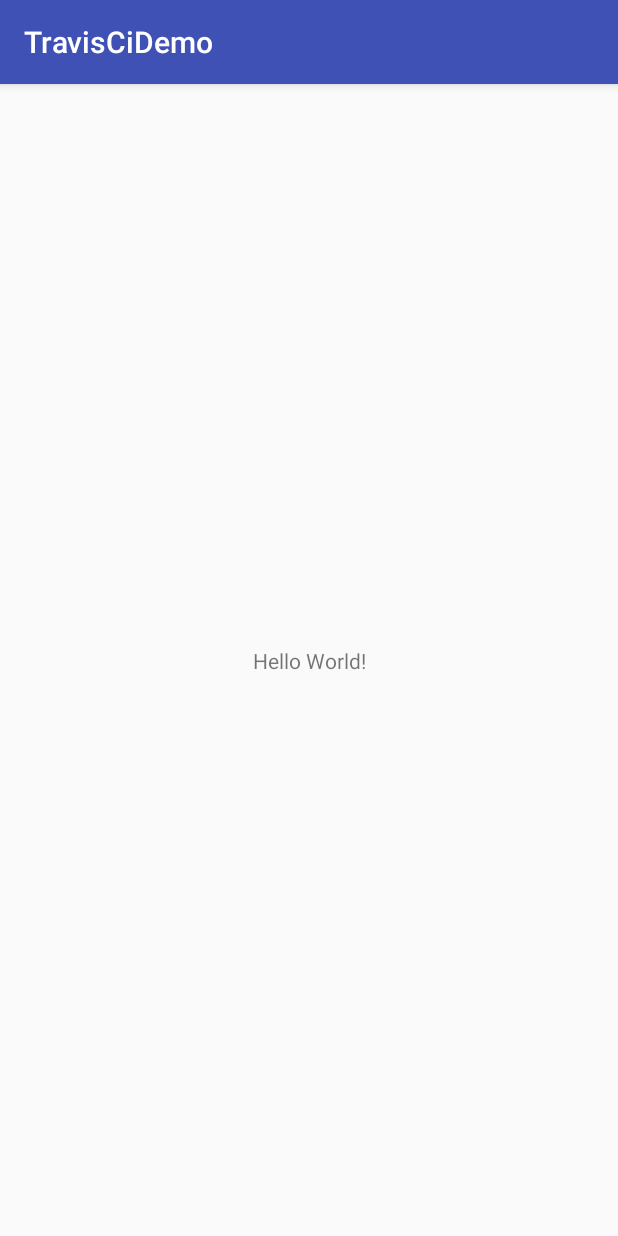
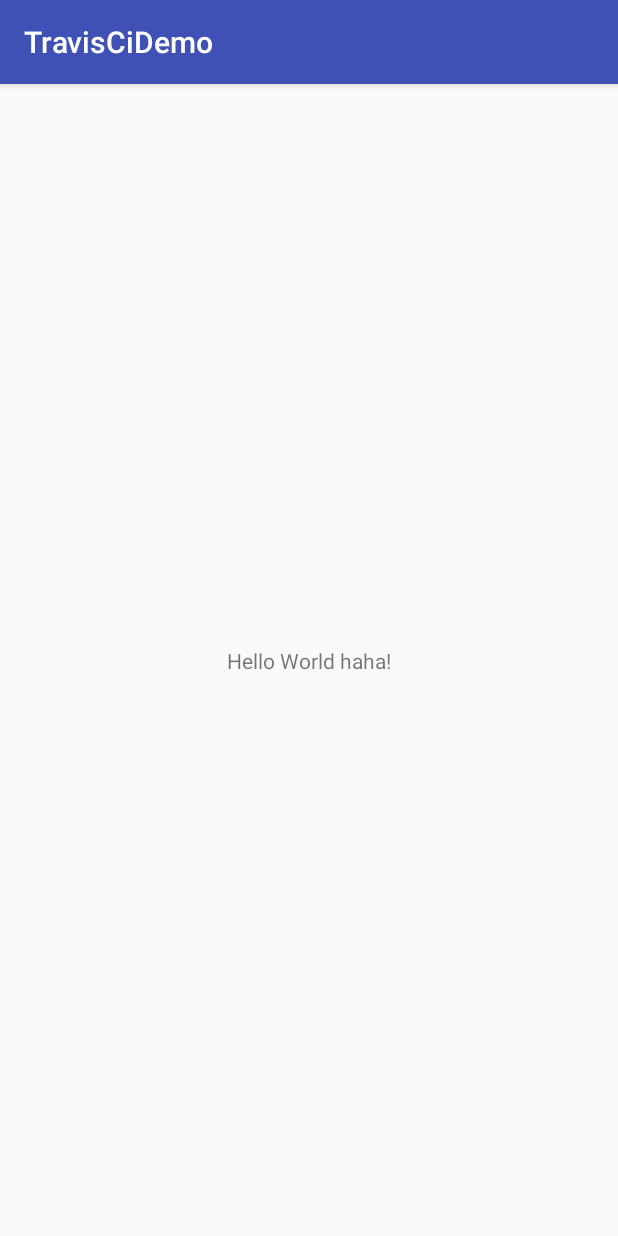
Before and after one commit to LionelWei/TravisCiDemo, an Android app: the screen it shows after launch (MainActivity), on a phone screen of 412 x 824 dp. Run offline under Robolectric (Android 15) with nearby library versions, the phone set to English and light mode, and no system bars.

Commit message:
modify text

```diff
--- a/app/src/main/res/layout/activity_main.xml
+++ b/app/src/main/res/layout/activity_main.xml
@@ -9,7 +9,7 @@
     <TextView
         android:layout_width="wrap_content"
         android:layout_height="wrap_content"
-        android:text="Hello World!"
+        android:text="Hello World haha!"
         app:layout_constraintBottom_toBottomOf="parent"
         app:layout_constraintLeft_toLeftOf="parent"
         app:layout_constraintRight_toRightOf="parent"
```
